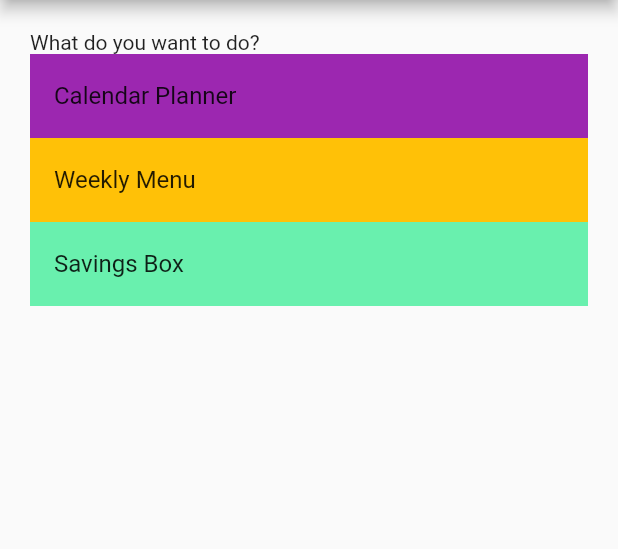
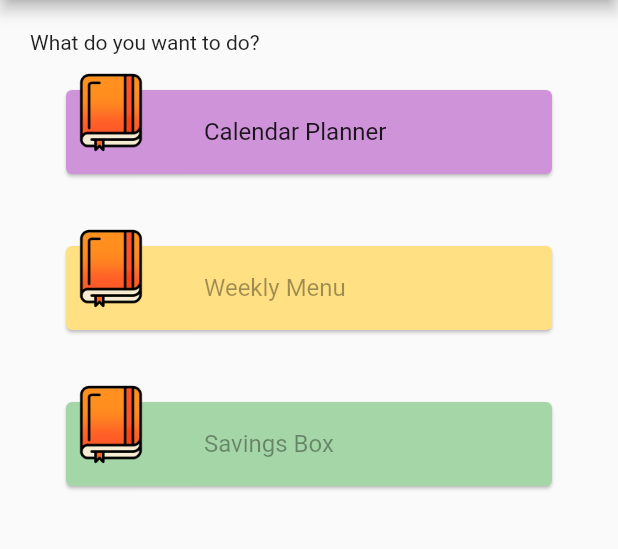
Before and after one commit to Hector-SaTe/year_planner, a Flutter app: the screen it shows after launch, on a phone screen of 412 x 824 dp, the part 84-633 px from its top. Run offline on Flutter 3.47's test engine with Material 2 defaults, Android fonts, the phone set to English and light mode, and no system bars; our stand-ins replace firebase_core, firebase_database, flutter_hooks, hooks_riverpod, table_calendar; accounts and stored records are empty.

Commit message:
main menu set up

```diff
--- a/lib/main.dart
+++ b/lib/main.dart
@@ -54,23 +54,69 @@ class MyHomePage extends StatelessWidget {
         padding: const EdgeInsets.symmetric(horizontal: 20, vertical: 20),
         children: [
           const Text('What do you want to do?'),
-          ListTile(
-              title: const Text("Calendar Planner"),
-              tileColor: Colors.purple,
-              onTap: () => Navigator.push(
-                    context,
-                    MaterialPageRoute(builder: (_) => const HomePeriodList()),
-                  )),
-          ListTile(
-            title: Text("Weekly Menu"),
-            tileColor: Colors.amber,
+          MainMenuItem(
+            title: "Calendar Planner",
+            backColor: Colors.purple.shade200,
+            image: Image.asset("assets/icon_2_alone.png"),
+            width: 60,
+            pageToGo: const HomePeriodList(),
           ),
-          ListTile(
-            title: Text("Savings Box"),
-            tileColor: Colors.greenAccent,
+          MainMenuItem(
+            title: "Weekly Menu",
+            backColor: Colors.amber.shade200,
+            image: Image.asset("assets/icon_2_alone.png"),
+            width: 60,
+          ),
+          MainMenuItem(
+            title: "Savings Box",
+            backColor: Colors.green.shade200,
+            image: Image.asset("assets/icon_2_alone.png"),
+            width: 60,
           ),
         ],
       ),
     );
   }
 }
+
+class MainMenuItem extends StatelessWidget {
+  final Color backColor;
+  final String title;
+  final Image image;
+  final double width;
+  final Widget? pageToGo;
+  const MainMenuItem({
+    Key? key,
+    required this.backColor,
+    required this.title,
+    required this.image,
+    required this.width,
+    this.pageToGo,
+  }) : super(key: key);
+
+  @override
+  Widget build(BuildContext context) {
+    final bool enabled = pageToGo != null;
+    return Card(
+      color: backColor,
+      margin: const EdgeInsets.all(24),
+      clipBehavior: Clip.none,
+      child: Stack(
+        clipBehavior: Clip.none,
+        children: [
+          ListTile(
+              leading: SizedBox(width: width),
+              title: Text(title),
+              enabled: enabled,
+              onTap: enabled
+                  ? () => Navigator.push(
+                        context,
+                        MaterialPageRoute(builder: (_) => pageToGo!),
+                      )
+                  : null),
+          Positioned(left: 0, top: -15, width: width, child: image)
+        ],
+      ),
+    );
+  }
+}
```
